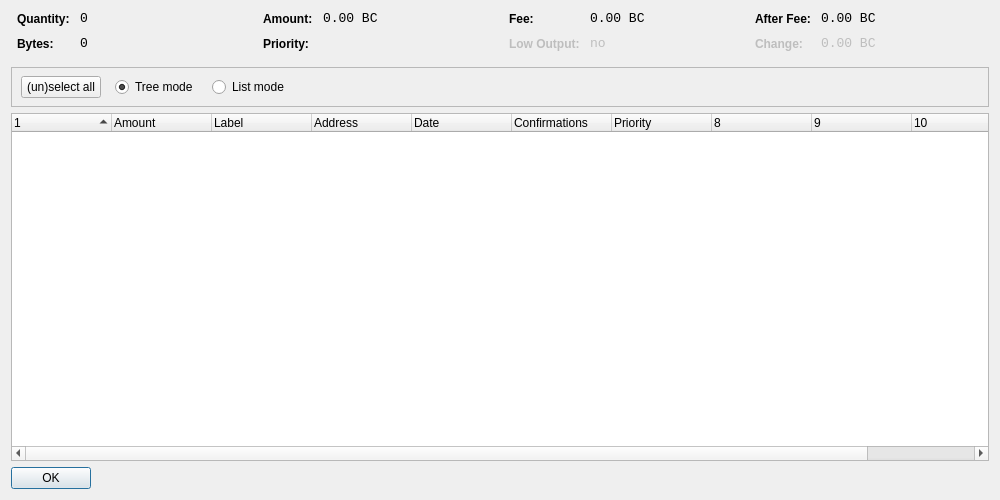
This is src/qt/forms/coincontroldialog.ui in FistBumpGithub/split as Qt 5 draws it before an edit. The edited form follows.
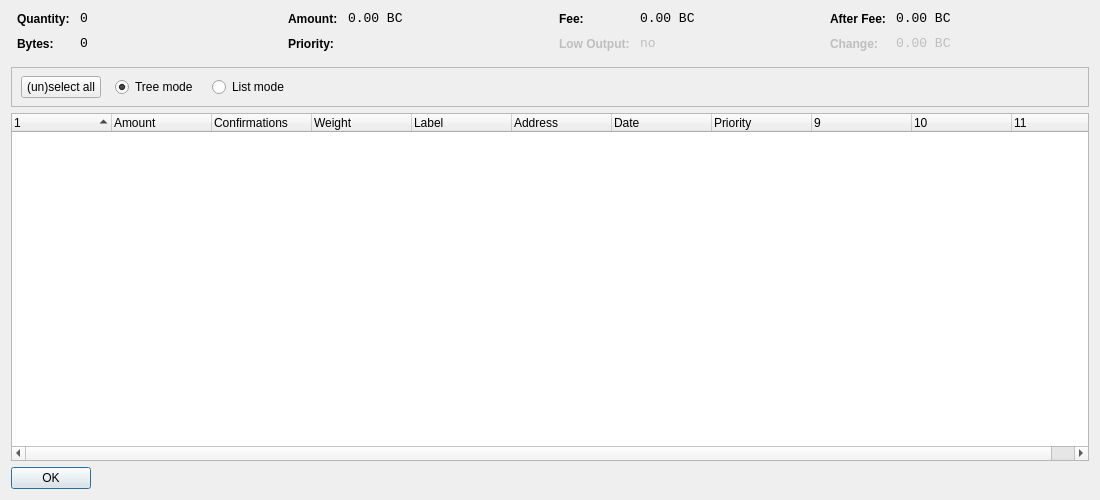
This is the edited form. Custom widgets are drawn as their Qt base class.

Patch:
```diff
--- a/src/qt/forms/coincontroldialog.ui
+++ b/src/qt/forms/coincontroldialog.ui
@@ -6,7 +6,7 @@
    <rect>
     <x>0</x>
     <y>0</y>
-    <width>1000</width>
+    <width>1100</width>
     <height>500</height>
    </rect>
   </property>
@@ -469,21 +469,6 @@
        <string>Amount</string>
       </property>
      </column>
-     <column>
-      <property name="text">
-       <string>Label</string>
-      </property>
-     </column>
-     <column>
-      <property name="text">
-       <string>Address</string>
-      </property>
-     </column>
-     <column>
-      <property name="text">
-       <string>Date</string>
-      </property>
-     </column>
      <column>
       <property name="text">
        <string>Confirmations</string>
@@ -492,6 +477,26 @@
        <string>Confirmed</string>
       </property>
      </column>
+     <column>
+      <property name="text">
+       <string>Weight</string>
+      </property>
+     </column>	 	 
+     <column>
+      <property name="text">
+       <string>Label</string>
+      </property>
+     </column>
+     <column>
+      <property name="text">
+       <string>Address</string>
+      </property>
+     </column>
+     <column>
+      <property name="text">
+       <string>Date</string>
+      </property>
+     </column>
      <column>
       <property name="text">
        <string>Priority</string>
```
Left out of the diff: 2 changed lines with no effect on the pictures.
